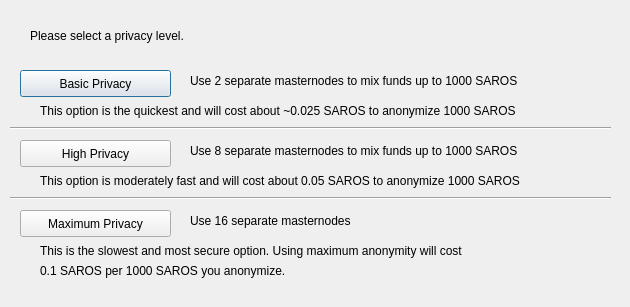
Qt form src/qt/forms/darksendconfig.ui (coinddev/saros) before a commit.
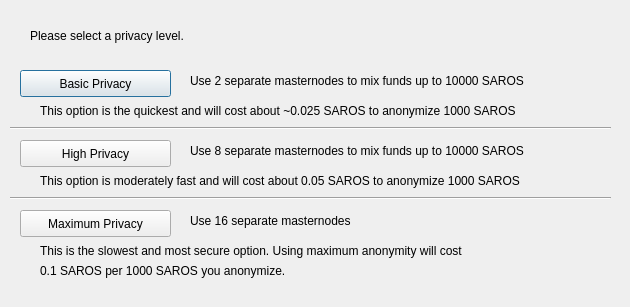
The same form after that commit.

Diff of the .ui file:
```diff
--- a/src/qt/forms/darksendconfig.ui
+++ b/src/qt/forms/darksendconfig.ui
@@ -75,7 +75,7 @@
     </rect>
    </property>
    <property name="text">
-    <string>Use 2 separate masternodes to mix funds up to 1000 SAROS</string>
+    <string>Use 2 separate masternodes to mix funds up to 10000 SAROS</string>
    </property>
   </widget>
   <widget class="QLabel" name="label_3">
@@ -88,7 +88,7 @@
     </rect>
    </property>
    <property name="text">
-    <string>Use 8 separate masternodes to mix funds up to 1000 SAROS</string>
+    <string>Use 8 separate masternodes to mix funds up to 10000 SAROS</string>
    </property>
   </widget>
   <widget class="QLabel" name="label_4">
```
